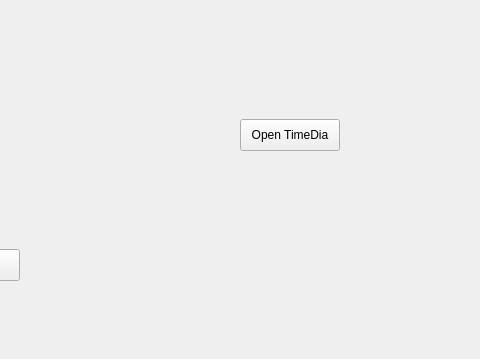
Qt form client/decan-pyqt/views/resources/ui_files/main_view.ui (sebastiannoenning/decan) before a commit; both pictures show x 320 to 800 and y 121 to 480 of the 800 by 480 pixel window.
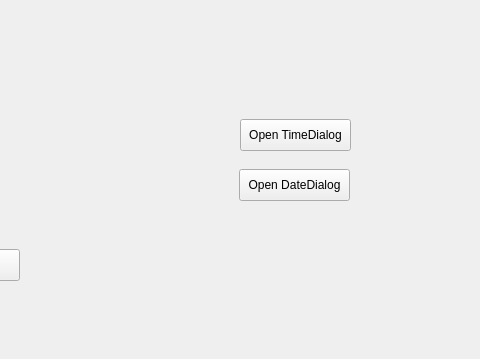
The same form after that commit. Custom widgets are drawn as their Qt base class.

What changed in the file:
```diff
--- a/client/decan-pyqt/views/resources/ui_files/main_view.ui
+++ b/client/decan-pyqt/views/resources/ui_files/main_view.ui
@@ -413,12 +413,25 @@
         <rect>
          <x>430</x>
          <y>230</y>
-         <width>100</width>
+         <width>111</width>
          <height>32</height>
         </rect>
        </property>
        <property name="text">
-        <string>Open TimeDia</string>
+        <string>Open TimeDialog</string>
+       </property>
+      </widget>
+      <widget class="QPushButton" name="dateButton">
+       <property name="geometry">
+        <rect>
+         <x>429</x>
+         <y>280</y>
+         <width>111</width>
+         <height>32</height>
+        </rect>
+       </property>
+       <property name="text">
+        <string>Open DateDialog</string>
        </property>
       </widget>
      </widget>
```
